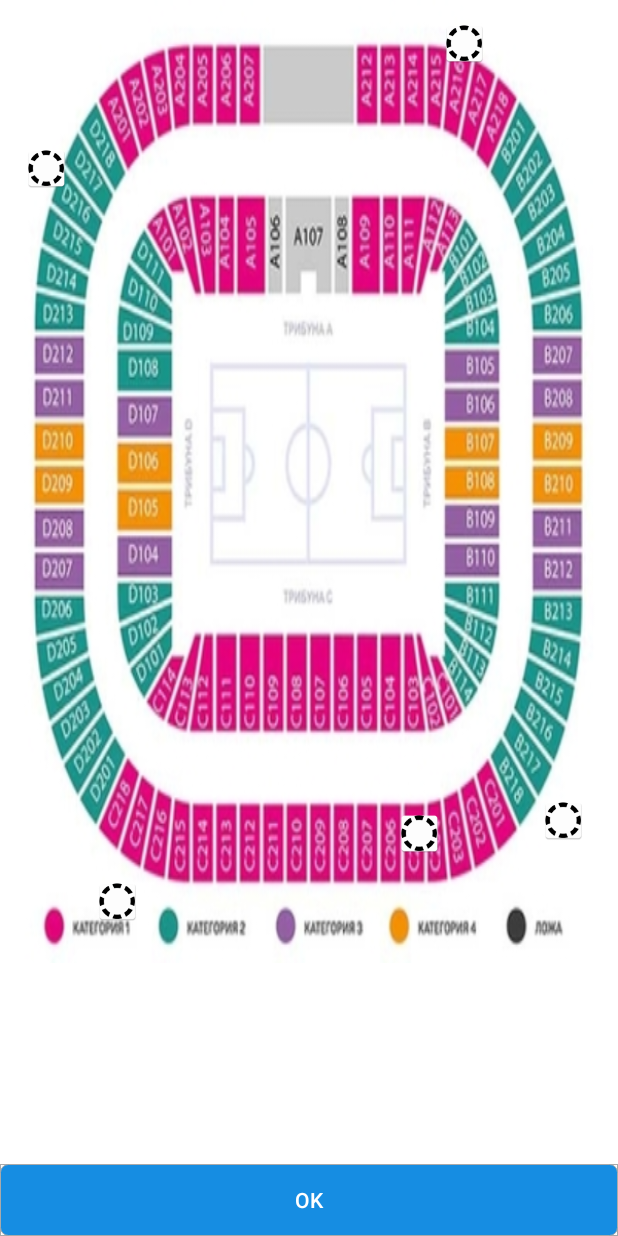
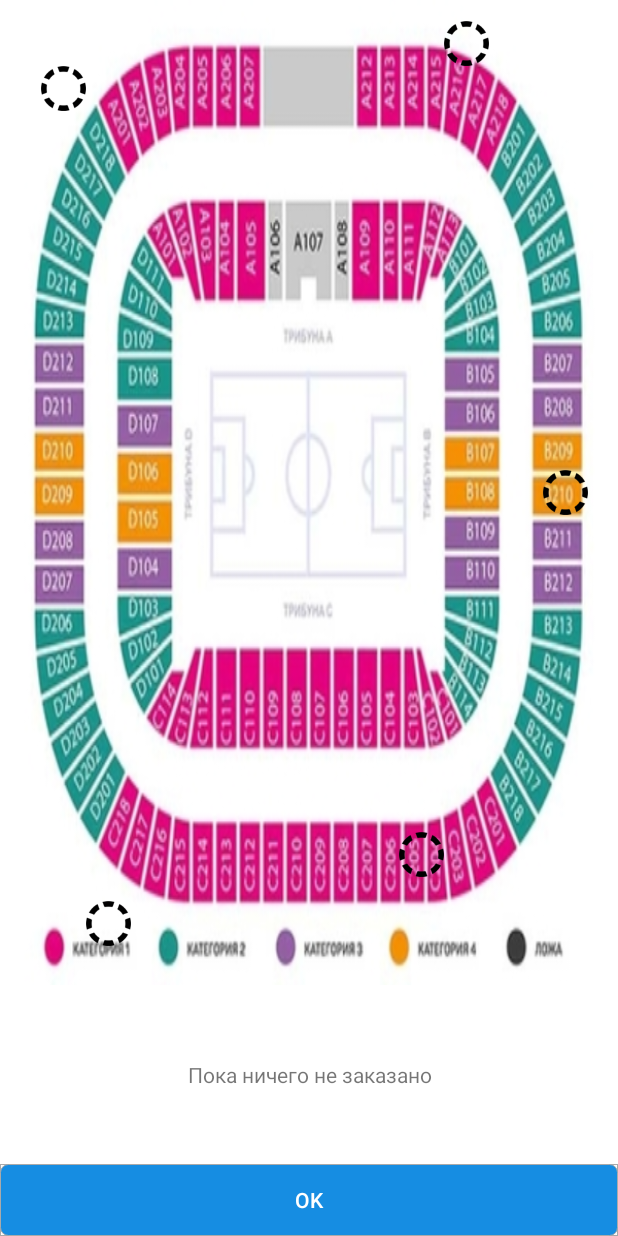
Before and after one commit to MikhailMe/serivce-app, an Android app: the layout activity_my_order.xml on its own in the app's theme, with its tools: preview values and no code run, on a phone screen of 412 x 824 dp. Run offline under Robolectric (Android 15) with nearby library versions, the phone set to English and light mode, and no system bars.

Commit message:
connection added, icons fixed

```diff
--- a/ClientOfApp/app/src/main/java/mishas/clientofapp/activities/MainScreenActivity.java
+++ b/ClientOfApp/app/src/main/java/mishas/clientofapp/activities/MainScreenActivity.java
@@ -8,6 +8,7 @@ import android.support.v4.widget.DrawerLayout;
 import android.support.v7.app.ActionBarDrawerToggle;
 import android.support.v7.app.AppCompatActivity;
 import android.support.v7.widget.Toolbar;
+import android.util.Log;
 import android.view.Menu;
 import android.view.MenuItem;
 import android.widget.ListView;
@@ -94,6 +95,9 @@ public class MainScreenActivity extends AppCompatActivity
             case R.id.my_order:
                 Intent intent = new Intent(this, MyOrderActivity.class);
                 intent.putExtra("numberOfClick", getIntent().getIntExtra("numberOfClick", 0));
+                intent.putExtra("id", getIntent().getStringExtra("id"));
+                if (getIntent().getStringExtra("id") != null)
+                    Log.d("idid", getIntent().getStringExtra("id"));
                 startActivity(intent);
                 break;
             case R.id.payment_methods:
--- a/ClientOfApp/app/src/main/java/mishas/clientofapp/activities/MyOrderActivity.java
+++ b/ClientOfApp/app/src/main/java/mishas/clientofapp/activities/MyOrderActivity.java
@@ -1,10 +1,13 @@
 package mishas.clientofapp.activities;
 
 import android.content.Intent;
+import android.graphics.Color;
+import android.graphics.drawable.ColorDrawable;
 import android.os.Bundle;
 import android.support.v7.app.AppCompatActivity;
 import android.view.View;
 import android.widget.Button;
+import android.widget.TextView;
 
 import mishas.clientofapp.R;
 
@@ -28,9 +31,12 @@ public class MyOrderActivity extends AppCompatActivity {
     protected void onCreate(Bundle savedInstanceState) {
         super.onCreate(savedInstanceState);
         this.setContentView(R.layout.activity_my_order);
+        getSupportActionBar().setBackgroundDrawable(new ColorDrawable(Color.parseColor("#168de2")));
         this.setTitle("Мой заказ");
         init();
         int lastPush = getIntent().getIntExtra("numberOfClick",0);
+        TextView tv = (TextView) findViewById(R.id.orderId);
+        tv.setText("Ваш заказ №" + getIntent().getStringExtra("id"));
         buttons[lastPush].setBackgroundResource(R.drawable.check);
         okey.setOnClickListener(new View.OnClickListener() {
             @Override
--- a/ClientOfApp/app/src/main/res/layout/activity_my_order.xml
+++ b/ClientOfApp/app/src/main/res/layout/activity_my_order.xml
@@ -10,12 +10,13 @@
     <LinearLayout
         android:layout_width="match_parent"
         android:layout_height="match_parent"
-        android:layout_weight="1">
+        android:layout_weight="1"
+        android:orientation="vertical">
 
         <RelativeLayout
             android:layout_width="match_parent"
             android:layout_height="match_parent"
-            android:layout_marginBottom="134dp"
+
             android:background="@drawable/zenit">
 
             <Button
@@ -25,13 +26,12 @@
                 android:layout_alignParentLeft="true"
                 android:layout_alignParentStart="true"
                 android:layout_below="@+id/button_5"
-                android:layout_marginLeft="16dp"
-                android:layout_marginStart="16dp"
-                android:layout_marginTop="53dp"
+                android:layout_marginLeft="27dp"
+                android:layout_marginStart="27dp"
                 android:background="@mipmap/circle"
                 android:text=""
                 tools:layout_editor_absoluteX="16dp"
-                tools:layout_editor_absoluteY="183dp"/>
+                tools:layout_editor_absoluteY="183dp" />
 
             <Button
                 android:id="@+id/button_4"
@@ -39,27 +39,25 @@
                 android:layout_height="30dp"
                 android:layout_alignParentBottom="true"
                 android:layout_marginBottom="26dp"
-                android:layout_marginLeft="17dp"
-                android:layout_marginStart="17dp"
                 android:layout_toEndOf="@+id/button_1"
                 android:layout_toRightOf="@+id/button_1"
                 android:background="@mipmap/circle"
                 android:text=""
                 tools:layout_editor_absoluteX="190dp"
-                tools:layout_editor_absoluteY="143dp"/>
+                tools:layout_editor_absoluteY="143dp" />
 
             <Button
                 android:id="@+id/button_3"
                 android:layout_width="30dp"
                 android:layout_height="30dp"
                 android:layout_above="@+id/button_4"
-                android:layout_marginBottom="15dp"
+                android:layout_marginBottom="16dp"
                 android:layout_toLeftOf="@+id/button_5"
                 android:layout_toStartOf="@+id/button_5"
                 android:background="@mipmap/circle"
                 android:text=""
                 tools:layout_editor_absoluteX="113dp"
-                tools:layout_editor_absoluteY="327dp"/>
+                tools:layout_editor_absoluteY="327dp" />
 
             <Button
                 android:id="@+id/button_5"
@@ -74,24 +72,25 @@
                 android:background="@mipmap/circle"
                 android:text=""
                 tools:layout_editor_absoluteX="60dp"
-                tools:layout_editor_absoluteY="97dp"/>
+                tools:layout_editor_absoluteY="97dp" />
 
             <Button
                 android:id="@+id/button_2"
                 android:layout_width="30dp"
                 android:layout_height="30dp"
-                android:layout_alignBaseline="@+id/button_3"
-                android:layout_alignBottom="@+id/button_3"
                 android:layout_alignParentEnd="true"
                 android:layout_alignParentRight="true"
-                android:layout_marginEnd="21dp"
-                android:layout_marginRight="21dp"
+                android:layout_centerVertical="true"
+                android:layout_marginEnd="20dp"
+                android:layout_marginRight="20dp"
                 android:background="@mipmap/circle"
                 android:text=""
                 tools:layout_editor_absoluteX="267dp"
-                tools:layout_editor_absoluteY="293dp"/>
+                tools:layout_editor_absoluteY="293dp" />
 
         </RelativeLayout>
+
+
 
     </LinearLayout>
 
@@ -99,18 +98,41 @@
     <LinearLayout
         android:layout_width="match_parent"
         android:layout_height="wrap_content"
+        android:orientation="vertical">
+
+        <Space
+            android:layout_width="match_parent"
+            android:layout_height="50dp"
+            android:layout_weight="1" />
+
+        <TextView
+            android:layout_width="match_parent"
+            android:layout_height="match_parent"
+            android:gravity="center"
+            android:id="@+id/orderId"
+            android:layout_weight="1"
+            android:text="Пока ничего не заказано" />
+
+        <Space
+            android:layout_width="match_parent"
+            android:layout_height="50dp"
+            android:layout_weight="1"/>
+    </LinearLayout>
+
+    <LinearLayout
+        android:layout_width="match_parent"
+        android:layout_height="wrap_content"
         android:background="@drawable/button_back"
-        android:orientation="horizontal">
+        android:orientation="vertical">
 
         <Button
             android:id="@+id/okey"
             android:layout_width="match_parent"
-            android:layout_height="match_parent"
+            android:layout_height="wrap_content"
             android:layout_weight="1"
             android:background="@drawable/behind"
             android:text="Ok"
             android:textColor="#FFFFFF" />
-
     </LinearLayout>
 
 </LinearLayout>
```
Also changed, not shown: ClientOfApp/app/src/main/java/mishas/clientofapp/activities/PaymentActivity.java (+15 -1 lines), ClientOfApp/app/src/main/java/mishas/clientofapp/logic/Client.java (+19 -3 lines), ClientOfApp/app/src/main/res/layout/activity_choice_place.xml (+12 -15 lines), ClientOfApp/app/src/main/res/mipmap-hdpi/circle.png, ClientOfApp/app/src/main/res/mipmap-mdpi/circle.png, ClientOfApp/app/src/main/res/mipmap-xhdpi/circle.png, ClientOfApp/app/src/main/res/mipmap-xxhdpi/circle.png, ClientOfApp/app/src/main/res/mipmap-xxxhdpi/circle.png. Lines whose indentation alone changed are shown as unchanged.
